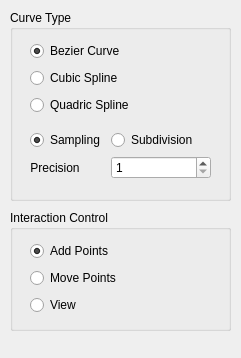
This is GeoModeling/Control.ui in Wulonghua/GeometricModeling as Qt 5 draws it before an edit. The edited form follows.
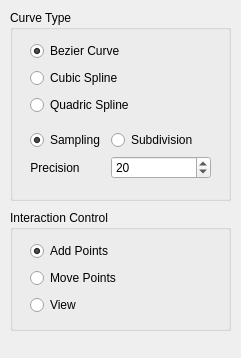
This is the edited form.

Diff of the .ui file:
```diff
--- a/GeoModeling/Control.ui
+++ b/GeoModeling/Control.ui
@@ -109,6 +109,9 @@
        <property name="maximum">
         <number>100</number>
        </property>
+       <property name="value">
+        <number>20</number>
+       </property>
       </widget>
      </item>
     </layout>
```
